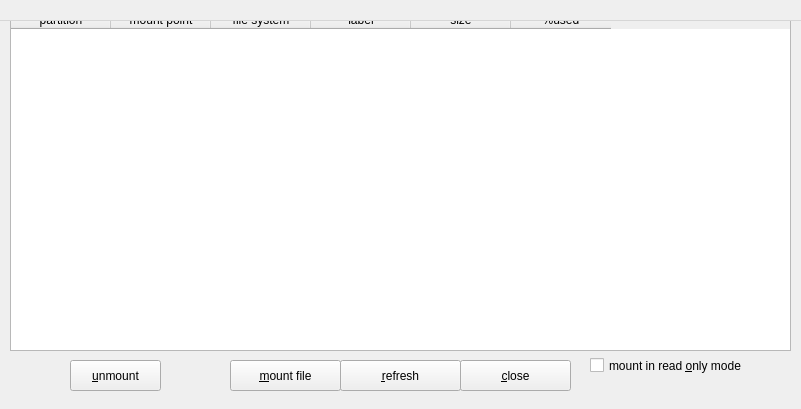
Before: the Qt Designer form zuluMount-gui/mainwindow.ui in mhogomchungu/zuluCrypt, drawn with Qt 5.
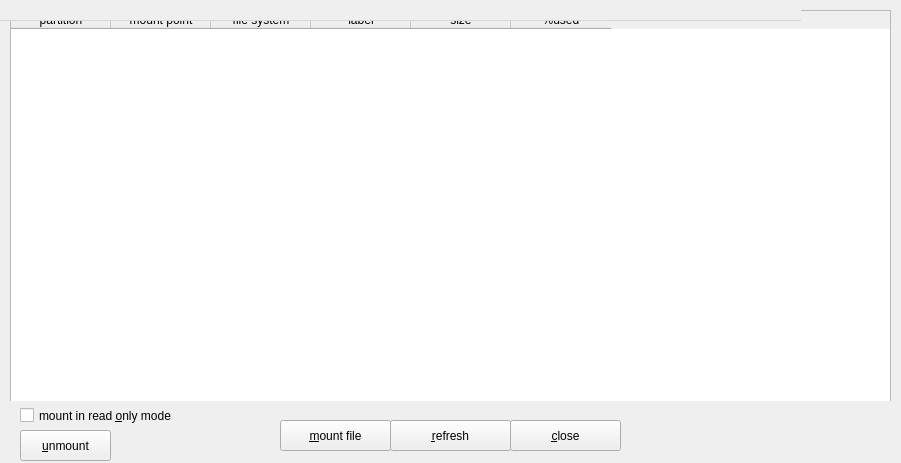
After: the same form once the commit is applied.

Commit message: make zuluMount-gui window a bit bigger

```diff
--- a/zuluMount-gui/mainwindow.ui
+++ b/zuluMount-gui/mainwindow.ui
@@ -9,8 +9,8 @@
    <rect>
     <x>0</x>
     <y>0</y>
-    <width>801</width>
-    <height>409</height>
+    <width>901</width>
+    <height>463</height>
    </rect>
   </property>
   <property name="windowTitle">
@@ -19,19 +19,19 @@
   <widget class="QWidget" name="centralWidget" native="true">
    <property name="geometry">
     <rect>
-     <x>0</x>
+     <x>10</x>
      <y>0</y>
-     <width>801</width>
+     <width>881</width>
      <height>401</height>
     </rect>
    </property>
    <widget class="QTableWidget" name="tableWidget">
     <property name="geometry">
      <rect>
-      <x>10</x>
+      <x>0</x>
       <y>10</y>
-      <width>781</width>
-      <height>341</height>
+      <width>881</width>
+      <height>401</height>
      </rect>
     </property>
     <property name="editTriggers">
@@ -95,77 +95,6 @@
      </property>
     </column>
    </widget>
-   <widget class="QPushButton" name="pbmount">
-    <property name="geometry">
-     <rect>
-      <x>230</x>
-      <y>360</y>
-      <width>111</width>
-      <height>31</height>
-     </rect>
-    </property>
-    <property name="text">
-     <string>&amp;mount file</string>
-    </property>
-    <property name="autoDefault">
-     <bool>false</bool>
-    </property>
-    <property name="default">
-     <bool>false</bool>
-    </property>
-   </widget>
-   <widget class="QPushButton" name="pbunmount">
-    <property name="geometry">
-     <rect>
-      <x>70</x>
-      <y>360</y>
-      <width>91</width>
-      <height>31</height>
-     </rect>
-    </property>
-    <property name="text">
-     <string>&amp;unmount</string>
-    </property>
-   </widget>
-   <widget class="QPushButton" name="pbupdate">
-    <property name="geometry">
-     <rect>
-      <x>340</x>
-      <y>360</y>
-      <width>121</width>
-      <height>31</height>
-     </rect>
-    </property>
-    <property name="text">
-     <string>&amp;refresh</string>
-    </property>
-   </widget>
-   <widget class="QCheckBox" name="cbReadOnly">
-    <property name="geometry">
-     <rect>
-      <x>590</x>
-      <y>350</y>
-      <width>171</width>
-      <height>31</height>
-     </rect>
-    </property>
-    <property name="text">
-     <string>mount in read &amp;only mode</string>
-    </property>
-   </widget>
-   <widget class="QPushButton" name="pbclose">
-    <property name="geometry">
-     <rect>
-      <x>460</x>
-      <y>360</y>
-      <width>111</width>
-      <height>31</height>
-     </rect>
-    </property>
-    <property name="text">
-     <string>&amp;close</string>
-    </property>
-   </widget>
   </widget>
   <widget class="QMenuBar" name="menuBar">
    <property name="geometry">
@@ -187,6 +116,77 @@
     </rect>
    </property>
   </widget>
+  <widget class="QPushButton" name="pbunmount">
+   <property name="geometry">
+    <rect>
+     <x>20</x>
+     <y>430</y>
+     <width>91</width>
+     <height>31</height>
+    </rect>
+   </property>
+   <property name="text">
+    <string>&amp;unmount</string>
+   </property>
+  </widget>
+  <widget class="QCheckBox" name="cbReadOnly">
+   <property name="geometry">
+    <rect>
+     <x>20</x>
+     <y>400</y>
+     <width>171</width>
+     <height>31</height>
+    </rect>
+   </property>
+   <property name="text">
+    <string>mount in read &amp;only mode</string>
+   </property>
+  </widget>
+  <widget class="QPushButton" name="pbmount">
+   <property name="geometry">
+    <rect>
+     <x>280</x>
+     <y>420</y>
+     <width>111</width>
+     <height>31</height>
+    </rect>
+   </property>
+   <property name="text">
+    <string>&amp;mount file</string>
+   </property>
+   <property name="autoDefault">
+    <bool>false</bool>
+   </property>
+   <property name="default">
+    <bool>false</bool>
+   </property>
+  </widget>
+  <widget class="QPushButton" name="pbupdate">
+   <property name="geometry">
+    <rect>
+     <x>390</x>
+     <y>420</y>
+     <width>121</width>
+     <height>31</height>
+    </rect>
+   </property>
+   <property name="text">
+    <string>&amp;refresh</string>
+   </property>
+  </widget>
+  <widget class="QPushButton" name="pbclose">
+   <property name="geometry">
+    <rect>
+     <x>510</x>
+     <y>420</y>
+     <width>111</width>
+     <height>31</height>
+    </rect>
+   </property>
+   <property name="text">
+    <string>&amp;close</string>
+   </property>
+  </widget>
  </widget>
  <layoutdefault spacing="6" margin="11"/>
  <tabstops>
```
The commit also changes 1 other file.
